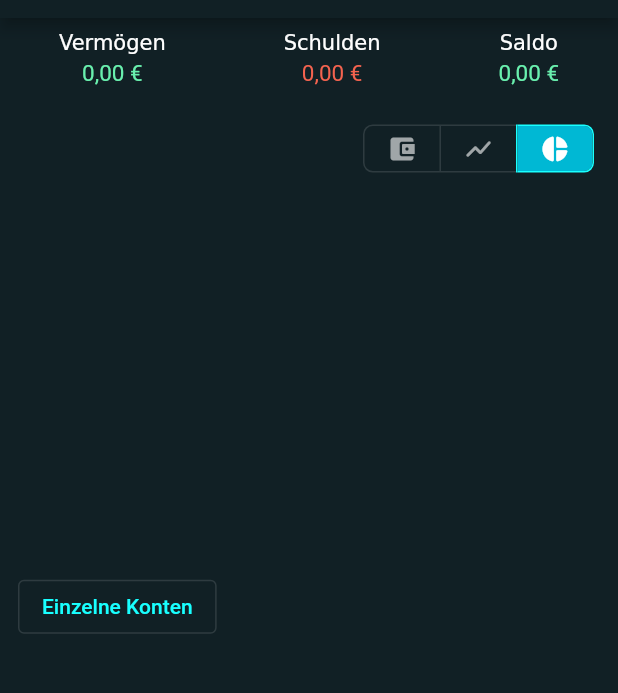
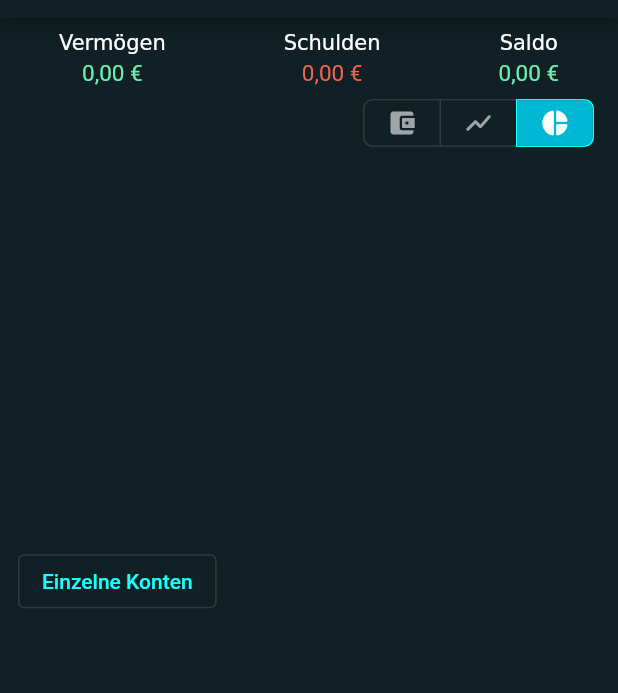
Before and after one commit to Marcel9494/Haushaltsbuch, a Flutter app: the AccountsScreen screen opened directly, after a tap on the "show chart" icon, after a tap on the "pie chart" icon, on a phone screen of 412 x 824 dp, the part 66-759 px from its top. Run offline on Flutter 3.47's test engine with Material 2 defaults, Android fonts, the phone set to English and light mode, and no system bars; drawn by our look-alikes of fl_chart; our stand-ins replace another_flushbar, hive, hive_flutter, introduction_screen, modal_bottom_sheet, month_picker_dialog and 1 more; accounts and stored records are empty.

Commit message:
Erste Bilder hinzugefügt
- Erste Bilder für Einstiegsseiten wurden hinzugefügt.
- UI/UX Verbesserung wurde implementiert, bei einem Übergang zu einer anderen Vermögensstatistik bleiben die Toggle Buttons nun an der gleichen Stellen wie bei Buchungsseite.

```diff
--- a/lib/components/tab_views/account_overview_tab_view.dart
+++ b/lib/components/tab_views/account_overview_tab_view.dart
@@ -21,7 +21,8 @@ class _AccountOverviewTabViewState extends State<AccountOverviewTabView> {
 
   @override
   Widget build(BuildContext context) {
-    return FutureBuilder(
+    return Expanded(
+      child: FutureBuilder(
         future: _loadAccountList(),
         builder: (BuildContext context, AsyncSnapshot<List<Account>> snapshot) {
           switch (snapshot.connectionState) {
@@ -73,6 +74,7 @@ class _AccountOverviewTabViewState extends State<AccountOverviewTabView> {
               return const LoadingIndicator();
           }
         },
+      ),
     );
   }
 }
--- a/lib/components/tab_views/asset_allocation_statistic_tab_view.dart
+++ b/lib/components/tab_views/asset_allocation_statistic_tab_view.dart
@@ -62,7 +62,8 @@ class _AssetAllocationStatisticTabViewState extends State<AssetAllocationStatist
 
   @override
   Widget build(BuildContext context) {
-    return FutureBuilder(
+    return Expanded(
+      child: FutureBuilder(
         future: _loadAssetAllocationStatistic(),
         builder: (BuildContext context, AsyncSnapshot<List<PercentageStats>> snapshot) {
           switch (snapshot.connectionState) {
@@ -107,7 +108,7 @@ class _AssetAllocationStatisticTabViewState extends State<AssetAllocationStatist
                     },
                     color: Colors.cyanAccent,
                     child: SizedBox(
-                    height: 205.0,
+                      height: 220.0,
                       child: ListView.builder(
                         itemCount: _percentageStats.length,
                         itemBuilder: (BuildContext context, int index) {
@@ -125,6 +126,7 @@ class _AssetAllocationStatisticTabViewState extends State<AssetAllocationStatist
               return const LoadingIndicator();
           }
         },
+      ),
     );
   }
 
--- a/lib/screens/accounts_screen.dart
+++ b/lib/screens/accounts_screen.dart
@@ -97,7 +97,9 @@ class _AccountsScreenState extends State<AccountsScreen> {
       body: Center(
         child: Column(
           children: [
-            FutureBuilder(
+            SizedBox(
+              height: 46.0,
+              child: FutureBuilder(
                 future: _getAssetAndLiabilityValues(),
                 builder: (BuildContext context, AsyncSnapshot<void> snapshot) {
                   switch (snapshot.connectionState) {
@@ -109,6 +111,7 @@ class _AccountsScreenState extends State<AccountsScreen> {
                       return const SizedBox();
                   }
                 },
+              ),
             ),
             Row(
               mainAxisAlignment: MainAxisAlignment.end,
--- a/lib/screens/introduction_screens.dart
+++ b/lib/screens/introduction_screens.dart
@@ -1,8 +1,6 @@
 import 'package:flutter/material.dart';
 
 import 'package:introduction_screen/introduction_screen.dart';
-
-import '/components/bottom_nav_bar/bottom_nav_bar.dart';
 
 import '/models/account.dart';
 import '/models/categorie.dart';
@@ -46,26 +44,22 @@ class _IntroductionScreensState extends State<IntroductionScreens> {
         PageViewModel(
           title: 'Einnahmen, Ausgaben & Investitionen',
           body: 'Alle Einnahmen, Ausgaben & Investitionen im Blick.',
-          //image: _buildImage('img1.jpg'),
-          //decoration: pageDecoration,
+          image: Image.asset('assets/images/introduction_screen_image1.jpg'),
         ),
         PageViewModel(
           title: 'Budgets festlegen',
           body: 'TODO',
-          //image: _buildImage('img2.jpg'),
-          //decoration: pageDecoration,
+          image: Image.asset('assets/images/introduction_screen_image2.jpg'),
         ),
         PageViewModel(
           title: 'Konten und Vermögen verwalten',
           body: 'TODO',
           //image: _buildImage('img2.jpg'),
-          //decoration: pageDecoration,
         ),
         PageViewModel(
           title: 'Statistiken',
           body: 'TODO',
-          //image: _buildImage('img2.jpg'),
-          //decoration: pageDecoration,
+          image: Image.asset('assets/images/introduction_screen_image4.jpg'),
         ),
       ],
       showNextButton: true,
```
Also changed, not shown: pubspec.yaml (+4 -3 lines), assets/images/introduction_screen_image1.jpg (added), assets/images/introduction_screen_image2.jpg (added), assets/images/introduction_screen_image4.jpg (added). Lines whose indentation alone changed are shown as unchanged.
